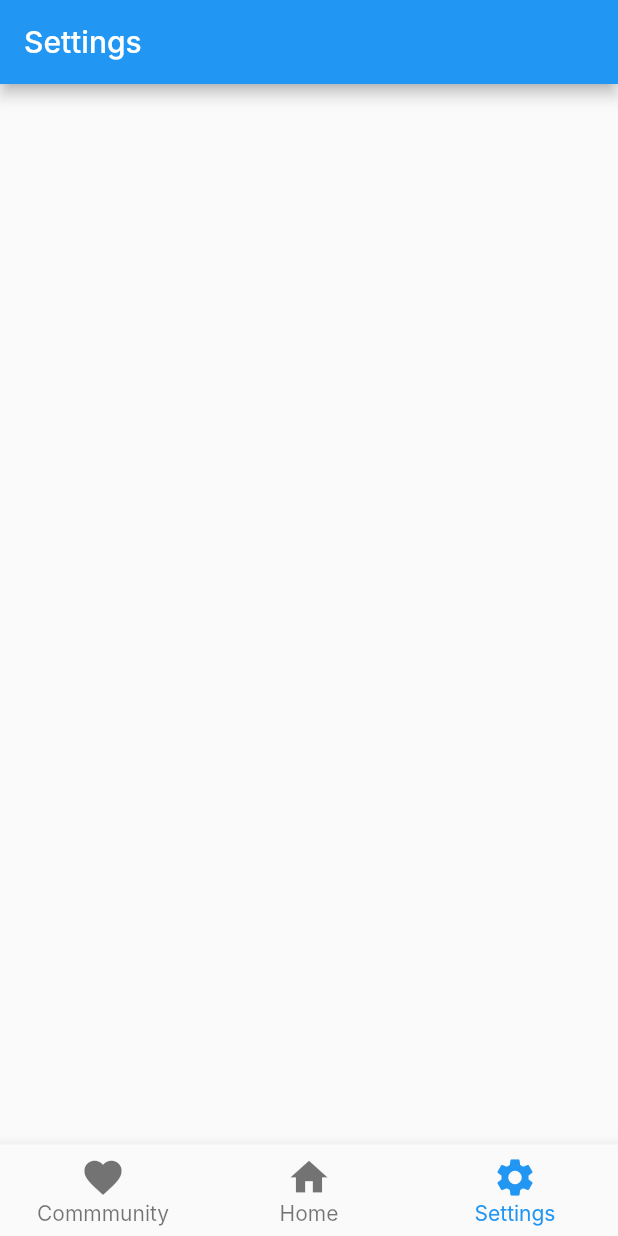
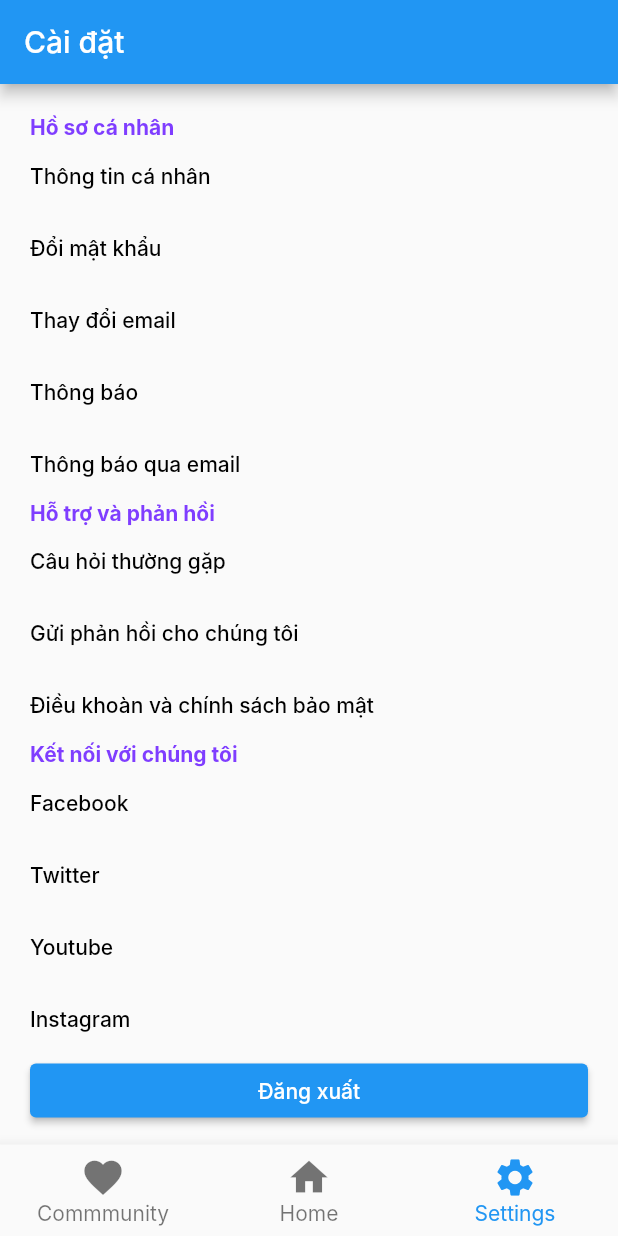
Before and after one commit to LnG-a/Your-Eyes, a Flutter app: the screen it shows after launch, swiped to page 3, on a phone screen of 412 x 824 dp. Run offline on Flutter 3.47's test engine with Material 2 defaults, Android fonts, the phone set to English and light mode, and no system bars; our stand-ins replace firebase_core; accounts and stored records are empty; Roboto replaces fonts that are missing (Inter).

Commit message:
setting page

```diff
--- a/lib/main.dart
+++ b/lib/main.dart
@@ -6,6 +6,7 @@ import 'pages/main_page.dart';
 final shape = RoundedRectangleBorder(
   borderRadius: BorderRadius.circular(20),
 );
+const mainColor = Color(0xff7f3dff);
 
 Future main() async {
   WidgetsFlutterBinding.ensureInitialized();
--- a/lib/pages/settings_page.dart
+++ b/lib/pages/settings_page.dart
@@ -1,4 +1,5 @@
 import 'package:flutter/material.dart';
+import 'package:your_eyes/main.dart';
 
 class SettingsPage extends StatefulWidget {
   const SettingsPage({Key? key}) : super(key: key);
@@ -12,8 +13,71 @@ class _SettingsPageState extends State<SettingsPage> {
   Widget build(BuildContext context) {
     return Scaffold(
       appBar: AppBar(
-        title: Text("Settings"),
+        title: const Text("Cài đặt"),
+      ),
+      body: ListView(
+        padding: const EdgeInsets.all(20),
+        children: [
+          const TitleSession(
+            title: 'Hồ sơ cá nhân',
+          ),
+          ButtonElement(text: "Thông tin cá nhân", onPressed: () {}),
+          ButtonElement(text: "Đổi mật khẩu", onPressed: () {}),
+          ButtonElement(text: "Thay đổi email", onPressed: () {}),
+          ButtonElement(text: "Thông báo", onPressed: () {}),
+          ButtonElement(text: "Thông báo qua email", onPressed: () {}),
+          const TitleSession(
+            title: 'Hỗ trợ và phản hồi',
+          ),
+          ButtonElement(text: "Câu hỏi thường gặp", onPressed: () {}),
+          ButtonElement(text: "Gửi phản hồi cho chúng tôi", onPressed: () {}),
+          ButtonElement(
+              text: "Điều khoàn và chính sách bảo mật", onPressed: () {}),
+          const TitleSession(
+            title: "Kết nối với chúng tôi",
+          ),
+          ButtonElement(text: "Facebook", onPressed: () {}),
+          ButtonElement(text: "Twitter", onPressed: () {}),
+          ButtonElement(text: "Youtube", onPressed: () {}),
+          ButtonElement(text: "Instagram", onPressed: () {}),
+          ElevatedButton(onPressed: () {}, child: Text("Đăng xuất"))
+        ],
       ),
     );
   }
 }
+
+class ButtonElement extends StatelessWidget {
+  final String text;
+  final VoidCallback onPressed;
+
+  const ButtonElement({Key? key, required this.text, required this.onPressed})
+      : super(key: key);
+
+  @override
+  Widget build(BuildContext context) {
+    return TextButton(
+        style: TextButton.styleFrom(
+          alignment: Alignment.centerLeft,
+          padding: EdgeInsets.zero,
+        ),
+        onPressed: onPressed,
+        child: Text(text,
+            style: const TextStyle(color: Colors.black, fontSize: 14)));
+  }
+}
+
+class TitleSession extends StatelessWidget {
+  final String title;
+
+  const TitleSession({Key? key, required this.title}) : super(key: key);
+
+  @override
+  Widget build(BuildContext context) {
+    return Text(
+      title,
+      style: const TextStyle(
+          color: mainColor, fontWeight: FontWeight.bold, fontSize: 14),
+    );
+  }
+}
```
